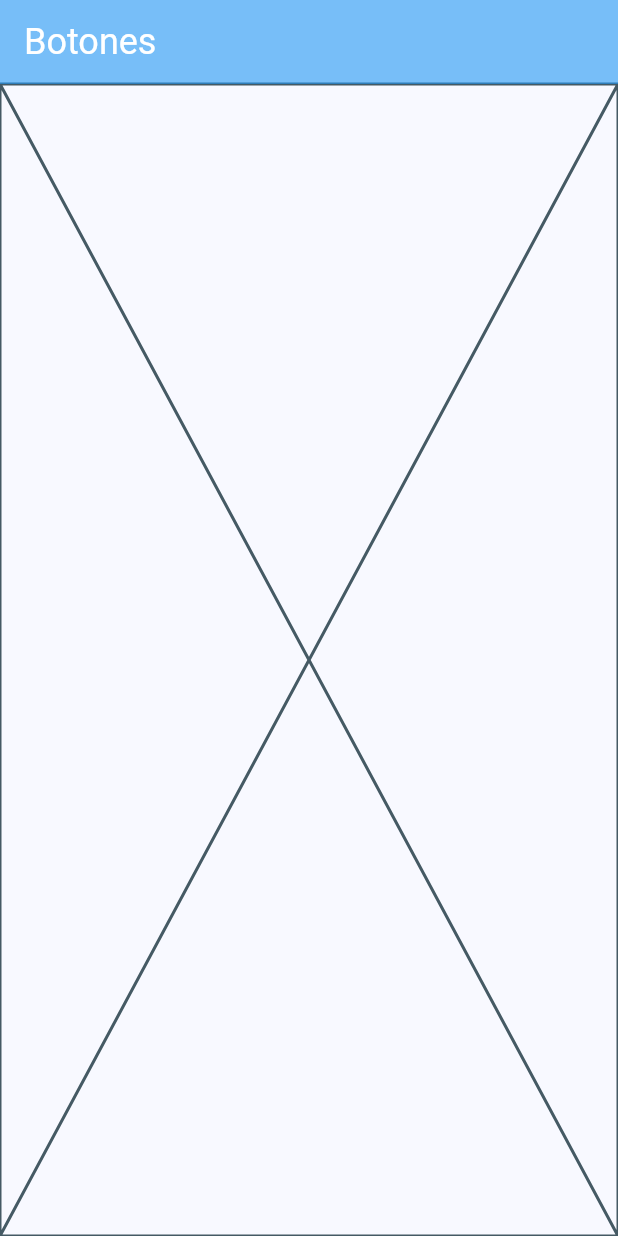
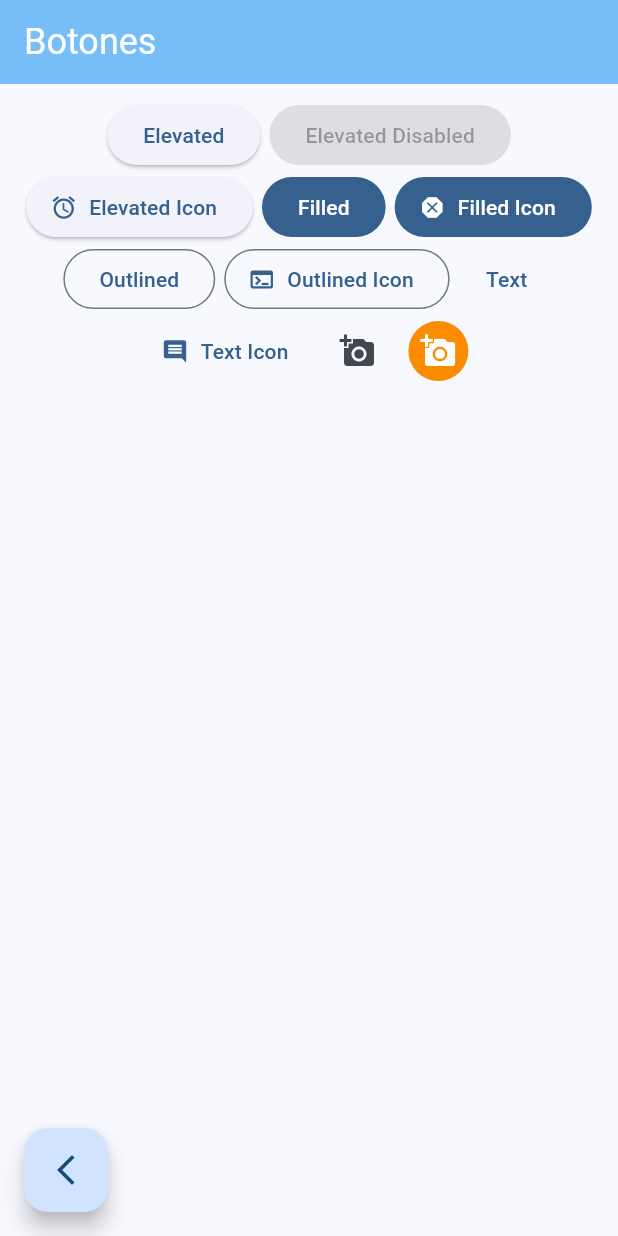
Before and after one commit to afperdomo2/widgets_app, a Flutter app: the ButtonsScreen screen opened by its route, on a phone screen of 412 x 824 dp. Run offline on Flutter 3.47's test engine with Material 3 defaults, Android fonts, the phone set to English and light mode, and no system bars; our stand-ins replace go_router.

Commit message:
Agregar vista de botones en ButtonsScreen con múltiples tipos de botones

```diff
--- a/lib/presentation/screens/buttons/buttons_screen.dart
+++ b/lib/presentation/screens/buttons/buttons_screen.dart
@@ -11,7 +11,50 @@ class ButtonsScreen extends StatelessWidget {
       appBar: AppBar(
         title: const Text("Botones"),
       ),
-      body: const Placeholder(),
+      body: const _ButtonsView(),
+      floatingActionButtonLocation: FloatingActionButtonLocation.startFloat,
+      floatingActionButton: FloatingActionButton(
+        onPressed: () => Navigator.of(context).pop(),
+        child: const Icon(Icons.arrow_back_ios_new_outlined),
+      ),
     );
   }
 }
+
+class _ButtonsView extends StatelessWidget {
+  const _ButtonsView();
+
+  @override
+  Widget build(BuildContext context) {
+    return SizedBox(
+      width: double.infinity, // Ocupa todo el ancho posible
+      child: Padding(
+        padding: const EdgeInsets.all(10), // Agrega un padding de 10 a todos los lados
+        child: Wrap(
+          spacing: 6, // Espacio entre los botones
+          alignment: WrapAlignment.center, // Centra los botones
+          children: [
+            ElevatedButton(onPressed: () {}, child: const Text("Elevated")),
+            const ElevatedButton(onPressed: null, child: Text("Elevated Disabled")),
+            ElevatedButton.icon(onPressed: () {}, label: const Text("Elevated Icon"), icon: const Icon(Icons.alarm)),
+            FilledButton(onPressed: () {}, child: const Text("Filled")),
+            FilledButton.icon(onPressed: () {}, label: const Text("Filled Icon"), icon: const Icon(Icons.dangerous)),
+            OutlinedButton(onPressed: () {}, child: const Text("Outlined")),
+            OutlinedButton.icon(onPressed: () {}, label: const Text("Outlined Icon"), icon: const Icon(Icons.terminal)),
+            TextButton(onPressed: () {}, child: const Text("Text")),
+            TextButton.icon(onPressed: () {}, label: const Text("Text Icon"), icon: const Icon(Icons.comment)),
+            IconButton(onPressed: () {}, icon: const Icon(Icons.add_a_photo)),
+            IconButton(
+              onPressed: () {},
+              icon: const Icon(Icons.add_a_photo),
+              style: ButtonStyle(
+                backgroundColor: WidgetStateProperty.all(Colors.orange[600]),
+                iconColor: WidgetStateProperty.all(Colors.white),
+              ),
+            ),
+          ],
+        ),
+      ),
+    );
+  }
+}
```
